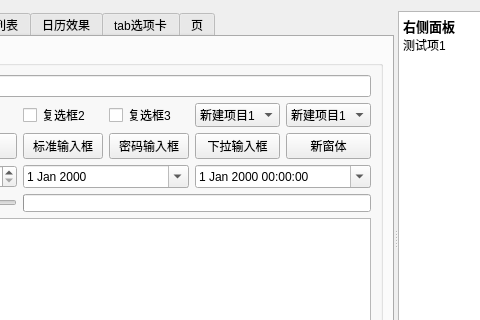
The window that TestModule/mainwidget.ui (zhongyang219/RibbonUiFrame) describes before a commit, drawn with Qt 5; both pictures show x 509 to 989 and y 0 to 320 of the 1154 by 686 pixel window.
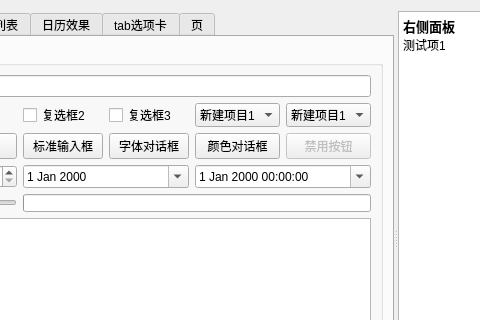
The same window after the commit. The open tabs and pages were chosen to show the change. Icons and pictures are not drawn.

What changed in the file:
```diff
--- a/TestModule/mainwidget.ui
+++ b/TestModule/mainwidget.ui
@@ -253,21 +253,24 @@
             <item row="2" column="4">
              <widget class="QPushButton" name="btnInputPwd">
               <property name="text">
-               <string>密码输入框</string>
+               <string>字体对话框</string>
               </property>
              </widget>
             </item>
             <item row="2" column="5">
              <widget class="QPushButton" name="btnInputcbox">
               <property name="text">
-               <string>下拉输入框</string>
+               <string>颜色对话框</string>
               </property>
              </widget>
             </item>
             <item row="2" column="6">
              <widget class="QPushButton" name="btnWidget">
+              <property name="enabled">
+               <bool>false</bool>
+              </property>
               <property name="text">
-               <string>新窗体</string>
+               <string>禁用按钮</string>
               </property>
              </widget>
             </item>
```
Left out of the diff: 6 changed lines with no effect on the pictures.
